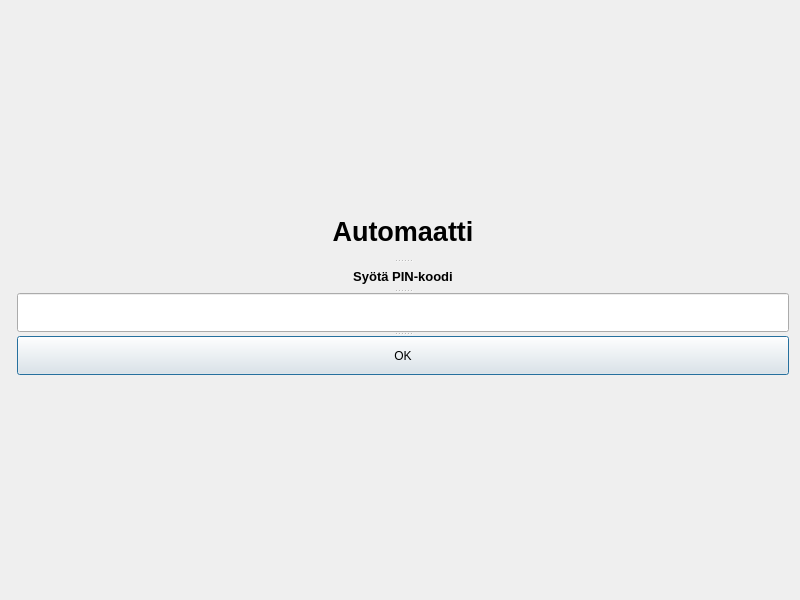
Before: the Qt Designer form qt_frontend/DLLPinCode/pindialog.ui in ssaukkonen/BankSimul_ryhma_31, drawn with Qt 5.
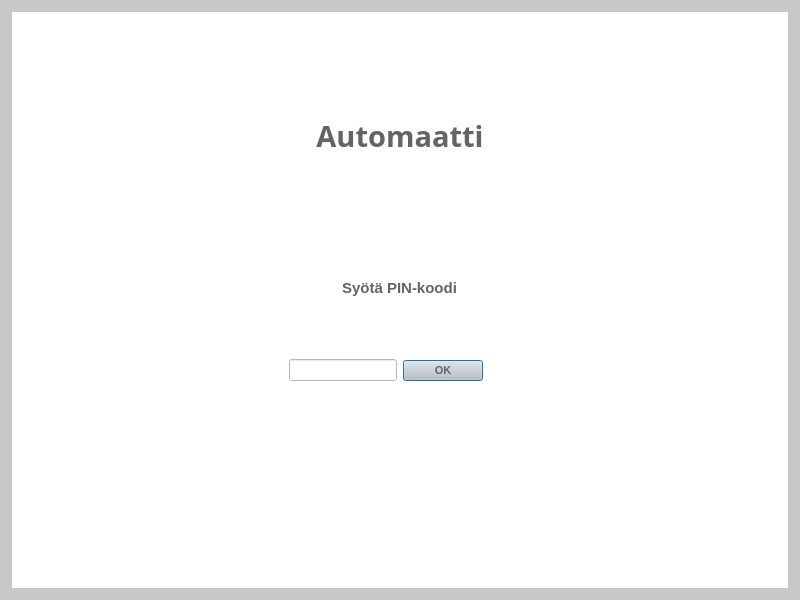
After: the same form once the commit is applied.

Patch:
```diff
--- a/qt_frontend/DLLPinCode/pindialog.ui
+++ b/qt_frontend/DLLPinCode/pindialog.ui
@@ -13,88 +13,99 @@
   <property name="windowTitle">
    <string>Dialog</string>
   </property>
-  <layout class="QFormLayout" name="formLayout">
-   <item row="0" column="1">
-    <spacer name="horizontalSpacer">
-     <property name="orientation">
-      <enum>Qt::Horizontal</enum>
-     </property>
-     <property name="sizeHint" stdset="0">
-      <size>
-       <width>773</width>
-       <height>187</height>
-      </size>
+  <property name="styleSheet">
+   <string notr="true">background-color: rgb(200, 200, 200);</string>
+  </property>
+  <layout class="QGridLayout" name="gridLayout_2">
+   <item row="0" column="0">
+    <widget class="QFrame" name="frame">
+     <property name="styleSheet">
+      <string notr="true">background-color: rgb(255, 255, 255);</string>
      </property>
-    </spacer>
-   </item>
-   <item row="1" column="1">
-    <widget class="QSplitter" name="splitter">
-     <property name="orientation">
-      <enum>Qt::Vertical</enum>
+     <property name="frameShape">
+      <enum>QFrame::StyledPanel</enum>
      </property>
-     <widget class="QLabel" name="label">
-      <property name="font">
-       <font>
-        <pointsize>20</pointsize>
-        <weight>75</weight>
-        <bold>true</bold>
-       </font>
-      </property>
-      <property name="text">
-       <string>Automaatti</string>
-      </property>
-      <property name="alignment">
-       <set>Qt::AlignCenter</set>
-      </property>
-     </widget>
-     <widget class="QLabel" name="label_2">
-      <property name="font">
-       <font>
-        <pointsize>10</pointsize>
-        <weight>75</weight>
-        <bold>true</bold>
-       </font>
-      </property>
-      <property name="text">
-       <string>Syötä PIN-koodi</string>
-      </property>
-      <property name="alignment">
-       <set>Qt::AlignCenter</set>
-      </property>
-     </widget>
+     <property name="frameShadow">
+      <enum>QFrame::Raised</enum>
+     </property>
+     <layout class="QGridLayout" name="gridLayout">
+      <item row="2" column="0" alignment="Qt::AlignRight|Qt::AlignVCenter">
      <widget class="QLineEdit" name="lineEditPin">
       <property name="maxLength">
        <number>4</number>
       </property>
      </widget>
+      </item>
+      <item row="0" column="0" colspan="2" alignment="Qt::AlignHCenter|Qt::AlignBottom">
+       <widget class="QLabel" name="label">
+        <property name="font">
+         <font>
+          <family>Arial Black</family>
+          <pointsize>22</pointsize>
+          <weight>75</weight>
+          <bold>true</bold>
+         </font>
+        </property>
+        <property name="styleSheet">
+         <string notr="true">color: rgb(100, 100, 100);</string>
+        </property>
+        <property name="text">
+         <string>Automaatti</string>
+        </property>
+        <property name="alignment">
+         <set>Qt::AlignBottom|Qt::AlignHCenter</set>
+        </property>
+       </widget>
+      </item>
+      <item row="2" column="1" alignment="Qt::AlignLeft|Qt::AlignVCenter">
      <widget class="QPushButton" name="pushButtonOK">
+        <property name="font">
+         <font>
+          <family>Arial</family>
+          <pointsize>8</pointsize>
+          <weight>75</weight>
+          <bold>true</bold>
+         </font>
+        </property>
+        <property name="styleSheet">
+         <string notr="true">background-color: rgb(200, 200, 200);
+color: rgb(100, 100, 100);</string>
+        </property>
       <property name="text">
        <string>OK</string>
       </property>
      </widget>
-    </widget>
-   </item>
-   <item row="3" column="1">
-    <spacer name="horizontalSpacer_2">
-     <property name="orientation">
-      <enum>Qt::Horizontal</enum>
-     </property>
-     <property name="sizeHint" stdset="0">
-      <size>
-       <width>773</width>
-       <height>187</height>
-      </size>
-     </property>
-    </spacer>
-   </item>
-   <item row="2" column="1">
+      </item>
+      <item row="1" column="0" colspan="2" alignment="Qt::AlignHCenter|Qt::AlignBottom">
+       <widget class="QLabel" name="label_2">
+        <property name="font">
+         <font>
+          <family>Arial</family>
+          <pointsize>11</pointsize>
+          <weight>75</weight>
+          <bold>true</bold>
+         </font>
+        </property>
+        <property name="styleSheet">
+         <string notr="true">color: rgb(100, 100, 100);</string>
+        </property>
+        <property name="text">
+         <string>Syötä PIN-koodi</string>
+        </property>
+        <property name="alignment">
+         <set>Qt::AlignCenter</set>
+        </property>
+       </widget>
+      </item>
+      <item row="3" column="0" colspan="2" alignment="Qt::AlignTop">
     <widget class="QLabel" name="labelWrongPin">
      <property name="enabled">
       <bool>true</bool>
      </property>
      <property name="font">
       <font>
-       <pointsize>10</pointsize>
+          <family>Arial</family>
+          <pointsize>11</pointsize>
        <weight>75</weight>
        <bold>true</bold>
       </font>
@@ -103,8 +114,11 @@
       <string/>
      </property>
      <property name="alignment">
-      <set>Qt::AlignCenter</set>
-     </property>
+         <set>Qt::AlignHCenter|Qt::AlignTop</set>
+        </property>
+       </widget>
+      </item>
+     </layout>
     </widget>
    </item>
   </layout>
```
Lines whose indentation alone changed are shown as unchanged.
